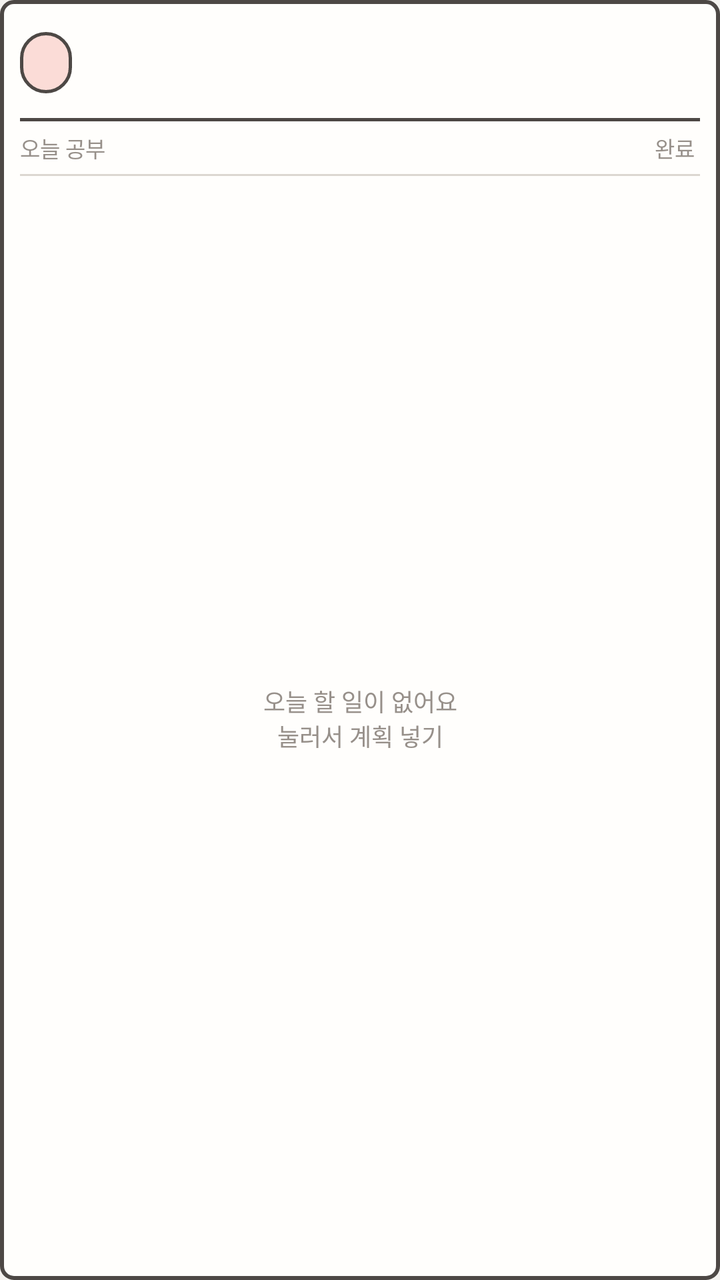
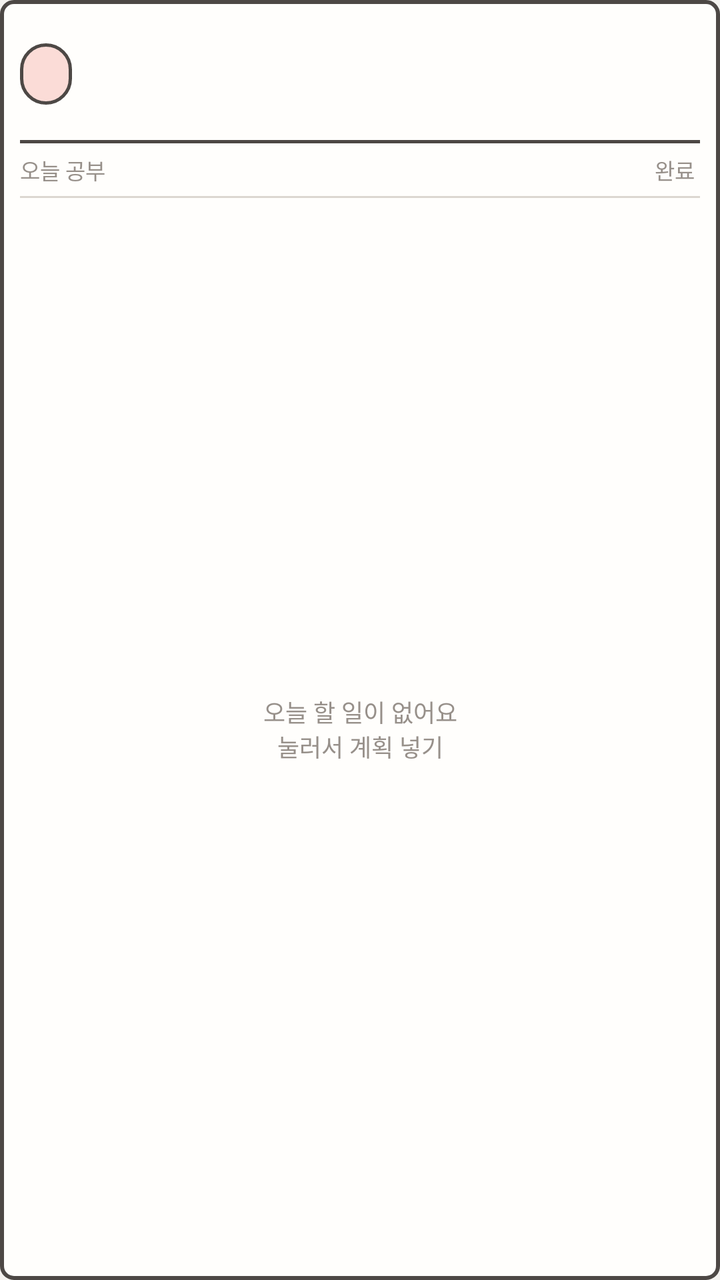

Before-and-after screenshots of an Android layout around one commit, followed by the original layout XML and the change that was made.
<!-- AndroidManifest.xml: application theme AppTheme -->
<!-- res/layout/widget_planner.xml -->
<?xml version="1.0" encoding="utf-8"?>
<LinearLayout xmlns:android="http://schemas.android.com/apk/res/android"
    android:id="@+id/w_root"
    android:layout_width="match_parent"
    android:layout_height="match_parent"
    android:background="@drawable/widget_bg"
    android:orientation="vertical"
    android:padding="10dp">

    <LinearLayout
        android:id="@+id/w_head"
        android:layout_width="match_parent"
        android:layout_height="wrap_content"
        android:gravity="center_vertical"
        android:orientation="horizontal">

        <TextView
            android:id="@+id/w_date"
            android:layout_width="wrap_content"
            android:layout_height="wrap_content"
            android:background="@drawable/banner_bg"
            android:paddingStart="12dp"
            android:paddingTop="4dp"
            android:paddingEnd="14dp"
            android:paddingBottom="4dp"
            android:textColor="@color/ink"
            android:textSize="17sp" />

        <TextView
            android:id="@+id/w_stamp"
            android:layout_width="wrap_content"
            android:layout_height="wrap_content"
            android:layout_marginStart="8dp"
            android:background="@drawable/stamp_bg"
            android:paddingStart="8dp"
            android:paddingTop="1dp"
            android:paddingEnd="8dp"
            android:paddingBottom="1dp"
            android:text="참 잘했어"
            android:textColor="@color/pink_deep"
            android:textSize="11sp"
            android:visibility="gone" />

        <LinearLayout
            android:layout_width="0dp"
            android:layout_height="wrap_content"
            android:layout_weight="1"
            android:gravity="end"
            android:orientation="vertical">

            <TextView
                android:id="@+id/w_dlabel"
                android:layout_width="wrap_content"
                android:layout_height="wrap_content"
                android:textColor="@color/muted"
                android:textSize="10sp" />

            <TextView
                android:id="@+id/w_dday"
                android:layout_width="wrap_content"
                android:layout_height="wrap_content"
                android:textColor="@color/pink"
                android:textSize="22sp" />
        </LinearLayout>
    </LinearLayout>

    <TextView
        android:id="@+id/w_quote"
        android:layout_width="match_parent"
        android:layout_height="wrap_content"
        android:layout_marginTop="4dp"
        android:maxLines="2"
        android:ellipsize="end"
        android:textColor="@color/ink"
        android:textSize="12sp"
        android:visibility="gone" />

    <LinearLayout
        android:layout_width="match_parent"
        android:layout_height="1.5dp"
        android:layout_marginTop="6dp"
        android:background="@color/line"
        android:orientation="horizontal" />

    <LinearLayout
        android:layout_width="match_parent"
        android:layout_height="wrap_content"
        android:gravity="center_vertical"
        android:orientation="horizontal"
        android:paddingTop="3dp"
        android:paddingBottom="3dp">

        <TextView
            android:layout_width="wrap_content"
            android:layout_height="wrap_content"
            android:text="오늘 공부 "
            android:textColor="@color/muted"
            android:textSize="11sp" />

        <TextView
            android:id="@+id/w_time"
            android:layout_width="0dp"
            android:layout_height="wrap_content"
            android:layout_weight="1"
            android:textColor="@color/pink"
            android:textSize="15sp" />

        <TextView
            android:layout_width="wrap_content"
            android:layout_height="wrap_content"
            android:text="완료 "
            android:textColor="@color/muted"
            android:textSize="11sp" />

        <TextView
            android:id="@+id/w_done"
            android:layout_width="wrap_content"
            android:layout_height="wrap_content"
            android:textColor="@color/pink"
            android:textSize="15sp" />
    </LinearLayout>

    <LinearLayout
        android:layout_width="match_parent"
        android:layout_height="1dp"
        android:background="@color/line_soft"
        android:orientation="horizontal" />

    <FrameLayout
        android:layout_width="match_parent"
        android:layout_height="0dp"
        android:layout_weight="1">

        <ListView
            android:id="@+id/w_list"
            android:layout_width="match_parent"
            android:layout_height="match_parent"
            android:divider="@color/line_faint"
            android:dividerHeight="1dp" />

        <TextView
            android:id="@+id/w_empty"
            android:layout_width="match_parent"
            android:layout_height="match_parent"
            android:gravity="center"
            android:text="@string/widget_empty"
            android:textColor="@color/muted"
            android:textSize="12sp" />
    </FrameLayout>
</LinearLayout>
<!-- resources referenced by this layout -->
<resources>
  <color name="ink">#45413E</color>
  <color name="line">#4D4845</color>
  <color name="line_faint">#ECE8E3</color>
  <color name="line_soft">#DCD7D1</color>
  <color name="muted">#97908A</color>
  <color name="pink">#EC8C8C</color>
  <color name="pink_deep">#E07272</color>
  <!-- drawable banner_bg (drawable) -->
  <?xml version="1.0" encoding="utf-8"?>
  <shape xmlns:android="http://schemas.android.com/apk/res/android" android:shape="rectangle">
      <solid android:color="@color/pink_fill" />
      <stroke android:width="1.5dp" android:color="@color/line" />
      <corners android:radius="18dp" />
  </shape>
  <!-- drawable stamp_bg (drawable) -->
  <?xml version="1.0" encoding="utf-8"?>
  <shape xmlns:android="http://schemas.android.com/apk/res/android" android:shape="rectangle">
      <solid android:color="@color/pink_fill" />
      <stroke android:width="1dp" android:color="@color/pink_deep" />
      <corners android:radius="12dp" />
  </shape>
  <!-- drawable widget_bg (drawable) -->
  <?xml version="1.0" encoding="utf-8"?>
  <shape xmlns:android="http://schemas.android.com/apk/res/android" android:shape="rectangle">
      <solid android:color="@color/paper" />
      <stroke android:width="2dp" android:color="@color/line" />
      <corners android:radius="6dp" />
  </shape>
  <string name="widget_empty">오늘 할 일이 없어요\n눌러서 계획 넣기</string>
  <style name="AppTheme" parent="@android:style/Theme.Material.Light.NoActionBar">
          <item name="android:windowBackground">@color/bg</item>
          <item name="android:statusBarColor">@color/bg</item>
          <item name="android:windowLightStatusBar">true</item>
          <item name="android:navigationBarColor">@color/bg</item>
      </style>
  <color name="pink_fill">#FBDCD7</color>
  <color name="paper">#FFFEFC</color>
  <color name="bg">#F4F2EF</color>
</resources>

<!-- the commit's change to res/layout/widget_planner.xml (unified diff, before → after) -->
@@ -60,7 +60,7 @@
                 android:layout_width="wrap_content"
                 android:layout_height="wrap_content"
                 android:textColor="@color/pink"
-                android:textSize="22sp" />
+                android:textSize="30sp" />
         </LinearLayout>
     </LinearLayout>
 
